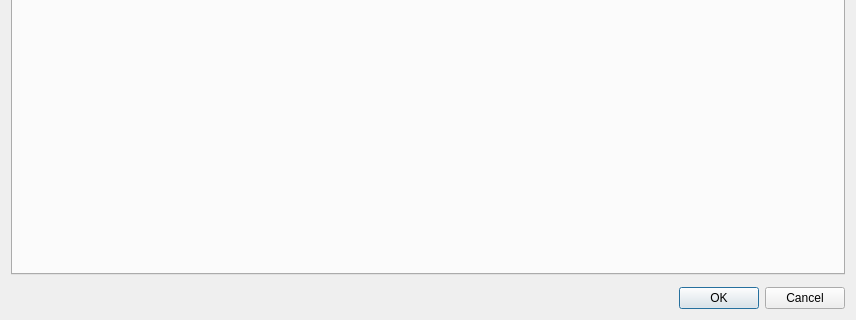
Before: the Qt Designer form safe/gui/ui/function_options_dialog_base.ui in inasafe/inasafe, drawn with Qt 5; both pictures show x 0 to 856 and y 275 to 595 of the 856 by 595 pixel window.
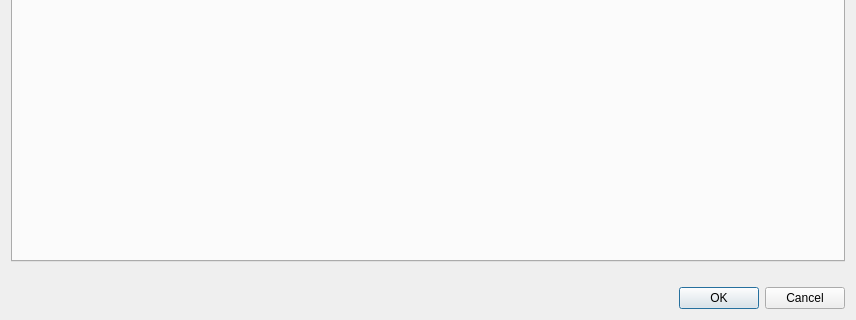
After: the same form once the commit is applied.

The edit to the form file:
```diff
--- a/safe/gui/ui/function_options_dialog_base.ui
+++ b/safe/gui/ui/function_options_dialog_base.ui
@@ -50,13 +50,17 @@
       </attribute>
       <layout class="QGridLayout" name="gridLayout_2">
        <item row="0" column="0">
-        <layout class="QFormLayout" name="configLayout"/>
+        <layout class="QVBoxLayout" name="configLayout">
+         <property name="sizeConstraint">
+          <enum>QLayout::SetNoConstraint</enum>
+         </property>
+        </layout>
        </item>
       </layout>
      </widget>
     </widget>
    </item>
-   <item row="2" column="0" rowspan="2" colspan="2">
+   <item row="2" column="0" colspan="2">
     <widget class="QLabel" name="lblErrorMessage">
      <property name="font">
       <font>
```
Left out of the diff: 8 changed lines with no effect on the pictures.
